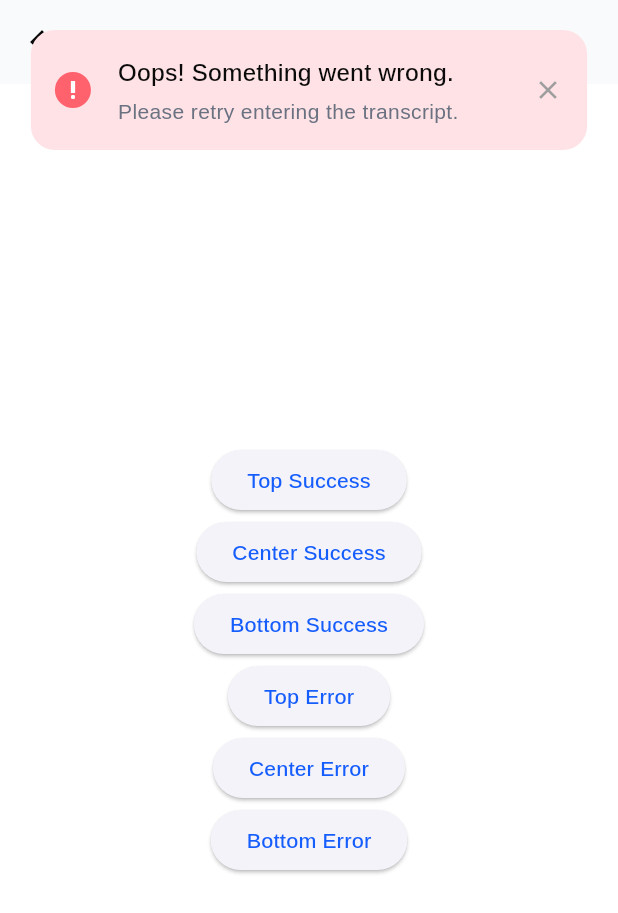
After one commit to studyappreco/reco, a Flutter app: the TestStatusMessage screen opened directly, after a tap on "Top Success", after a tap on "Top Error", on a phone screen of 412 x 824 dp. The commit adds this screen. Shown: the top 913 px of the screen. Run offline on Flutter 3.47's test engine with Material 3 defaults, Android fonts, the phone set to English and light mode, and no system bars; our stand-ins replace appwrite, file_picker, flutter_dotenv, flutter_svg.

Commit message:
add initial status message overlay

```diff
--- a/frontend/lib/main.dart
+++ b/frontend/lib/main.dart
@@ -7,6 +7,7 @@ import 'package:frontend/ui/CreateAccountPage.dart';
 import 'package:frontend/ui/widgets/test_page_widgets/test_widgetButton.dart';
 import 'package:frontend/ui/widgets/test_page_widgets/test_searchfield.dart';
 import 'package:frontend/ui/widgets/test_page_widgets/test_course_card_page.dart';
+import 'package:frontend/ui/widgets/test_page_widgets/test_StatusMessage.dart';
 
 void main() async {
   await dotenv.load(fileName: ".env");
@@ -159,6 +160,17 @@ class _MyHomePageState extends State<MyHomePage> {
               child: const Text("example Course Card"),
             ),
 
+            // shows how to use course card
+            ElevatedButton(
+              onPressed: () {
+                Navigator.push(
+                  context,
+                  MaterialPageRoute(builder: (context) => TestStatusMessage()),
+                );
+              },
+              child: const Text("example StatusMessage"),
+            ),
+
           ],
         ),
       ),
--- a/frontend/lib/theme/colors.dart
+++ b/frontend/lib/theme/colors.dart
@@ -25,6 +25,9 @@ class AppColors{
   static const Color greenLight = Color(0xFFDCFCE7);
   static const Color matchGreen = Color(0xFF00C853);
   static const Color star = Color(0xFFFDC700);
+  static const Color red = Color(0xFFFF616D);
+  static const Color redLight = Color(0xFFFFE2E5);
+
 
   // TODO add more colors
 }
--- /dev/null
+++ b/frontend/lib/ui/widgets/StatusMessage/StatusMessage.dart
@@ -0,0 +1,100 @@
+import 'dart:async';
+import 'package:flutter/material.dart';
+import 'package:frontend/ui/widgets/StatusMessage/StatusMessageCard.dart';
+
+// I have oriented myself on
+// https://blog.stackademic.com/custom-snackbar-toast-in-flutter-9df4ce18bbf6
+// https://medium.com/@artzaneg/creating-an-animated-top-snackbar-in-flutter-without-context-ddd0779acb8a
+
+enum SnackAlignment {
+  TOP,
+  CENTER,
+  BOTTOM,
+}
+
+class StatusMessage {
+  static OverlayEntry? _overlayEntry;
+  static Timer? _timer;
+  static OverlayEntry _createOverlayEntry(
+      String? title, String? message, bool? isError, SnackAlignment alignment) {
+
+    // I will reduce these three options to one after we have selected what we want to use
+    Alignment screenPosition;
+    switch (alignment){
+      case SnackAlignment.TOP:
+        screenPosition = Alignment.topCenter;
+        break;
+      case SnackAlignment.BOTTOM:
+        screenPosition = Alignment.bottomCenter;
+        break;
+      case SnackAlignment.CENTER:
+      default:
+        screenPosition = Alignment.center;
+        break;
+    }
+
+    return OverlayEntry(
+      builder: (context) => Stack(
+        children: [
+          Align(
+            alignment: screenPosition,
+            child: SafeArea(
+              child: Padding(
+                padding: EdgeInsets.all(20.0),
+                child: Material(
+                  type: MaterialType.transparency,
+                  child: ConstrainedBox(
+                    constraints: BoxConstraints(
+                        maxWidth: MediaQuery.of(context).size.width * 0.9),
+                    child: StatusMessageCard(
+                      isError: isError ?? false,
+                      title: title ?? "Info",
+                      message: message ?? "",
+                      onClose: hide,
+                    ),
+                  ),
+                ),
+              ),
+            ),
+          ),
+        ],
+      ),
+    );
+  }
+
+  static void show({
+    String? title,
+    String? message,
+    bool? isError,
+    required BuildContext context,
+    required SnackAlignment alignment,
+  }){
+    if(_overlayEntry != null){
+      _overlayEntry!.remove();
+      _timer?.cancel();
+    }
+
+    _overlayEntry = _createOverlayEntry(title, message, isError, alignment);
+    _insertOverlay(context);
+  }
+
+  static void hide(){
+    if(_overlayEntry != null){
+      _overlayEntry?.remove();
+      _overlayEntry = null;
+    }
+    _timer?.cancel();
+  }
+
+  static void _insertOverlay(BuildContext context) async {
+    Navigator.of(context).overlay!.insert(_overlayEntry!);
+
+    _timer = Timer(const Duration(seconds: 4), (){
+      if(_overlayEntry != null){
+        _overlayEntry?.remove();
+        _overlayEntry = null;
+        _timer?.cancel();
+      }
+    });
+  }
+}
--- /dev/null
+++ b/frontend/lib/ui/widgets/StatusMessage/StatusMessageCard.dart
@@ -0,0 +1,72 @@
+import 'package:flutter/material.dart';
+import 'package:frontend/theme/colors.dart';
+import 'StatusMessageCard_style.dart';
+
+class StatusMessageCard extends StatelessWidget {
+  final bool isError;
+  final String title;
+  final String message;
+  final VoidCallback? onClose;
+
+  const StatusMessageCard({
+    super.key,
+    required this.isError,
+    required this.title,
+    required this.message,
+    this.onClose,
+  });
+
+  @override
+  Widget build(BuildContext context) {
+    final textTheme = Theme.of(context).textTheme;
+    final iconData = isError ? Icons.priority_high : Icons.check;
+
+    return Container(
+      width: double.infinity,
+      padding: EdgeInsets.all(16),
+      decoration: StatusMessageStyles.getCardDecoration(isError),
+      child: Row(
+        crossAxisAlignment: CrossAxisAlignment.center,
+        children: [
+
+          Container(
+            margin: EdgeInsets.only(right: 18),
+            padding: EdgeInsets.all(4),
+            decoration: StatusMessageStyles.getIconDecoration(isError),
+            child: Icon(
+              iconData,
+              color: Colors.white,
+              size: 16,
+            ),
+          ),
+
+          Expanded(
+            child: Column(
+              crossAxisAlignment: CrossAxisAlignment.start,
+              mainAxisSize: MainAxisSize.min,
+              children: [
+                // Title
+                Padding(
+                  padding: EdgeInsets.only(bottom: 4),
+                  child: Text(title, style: textTheme.titleMedium?.copyWith(color: AppColors.textMain)),
+                ),
+                // Text
+                Text(message, style: textTheme.bodyMedium?.copyWith(color: AppColors.textSecondary)),
+              ],
+            ),
+          ),
+
+          // Close Button
+          if(onClose != null)
+            Padding(
+              padding: EdgeInsets.only(left: 12),
+              child: GestureDetector(
+                onTap: onClose,
+                child: Icon(Icons.close, color: AppColors.grey, size: 20),
+              ),
+            ),
+        ],
+      ),
+    );
+  }
+}
--- /dev/null
+++ b/frontend/lib/ui/widgets/StatusMessage/StatusMessageCard_style.dart
@@ -0,0 +1,24 @@
+import 'package:flutter/material.dart';
+import 'package:frontend/theme/colors.dart';
+
+
+class StatusMessageStyles {
+
+  static BoxDecoration getCardDecoration(bool isError){
+    final backgroundColor = isError ? AppColors.redLight : AppColors.greenLight;
+
+    return BoxDecoration(
+      color: backgroundColor,
+      borderRadius: BorderRadius.circular(16),
+    );
+  }
+
+  static BoxDecoration getIconDecoration(bool isError){
+    return BoxDecoration(
+      color: isError ? AppColors.red : AppColors.green,
+      shape: BoxShape.circle,
+    );
+  }
+
+
+}
--- /dev/null
+++ b/frontend/lib/ui/widgets/test_page_widgets/test_StatusMessage.dart
@@ -0,0 +1,98 @@
+import 'package:flutter/material.dart';
+import '../StatusMessage/StatusMessageCard.dart';
+import '../StatusMessage/StatusMessage.dart';
+
+
+// Shows how to use StatusMessage with success and error variants
+class TestStatusMessage extends StatelessWidget {
+  const TestStatusMessage({super.key});
+
+  @override
+  Widget build(BuildContext context) {
+
+    return Scaffold(
+      appBar: AppBar(title: Text("Status Message")),
+      body: Center(
+        child: Padding(
+          padding: EdgeInsets.all(24.0),
+          child: Column(
+            mainAxisAlignment: MainAxisAlignment.center,
+            children: [
+
+
+              ElevatedButton(
+                  onPressed: () {
+                    // That's how you should use it
+                    StatusMessage.show(
+                        context: context,
+                        alignment: SnackAlignment.TOP,
+                        title: "Success!",
+                        message: "Your transcript has been recorded.",
+                        isError: false);
+                  },
+                  child: Text("Top Success")),
+
+              ElevatedButton(
+                  onPressed: () {
+                    StatusMessage.show(
+                        context: context,
+                        alignment: SnackAlignment.CENTER,
+                        title: "Success!",
+                        message: "Your transcript has been recorded.",
+                        isError: false);
+                  },
+                  child: Text("Center Success")),
+
+              ElevatedButton(
+                  onPressed: () {
+                    StatusMessage.show(
+                        context: context,
+                        alignment: SnackAlignment.BOTTOM,
+                        title: "Success!",
+                        message: "Your transcript has been recorded.",
+                        isError: false);
+                  },
+                  child: Text("Bottom Success")),
+
+
+
+              ElevatedButton(
+                  onPressed: () {
+                    StatusMessage.show(
+                        context: context,
+                        alignment: SnackAlignment.TOP,
+                        title: "Oops! Something went wrong. ",
+                        message: "Please retry entering the transcript.",
+                        isError: true);
+                  },
+                  child: Text("Top Error")),
+
+              ElevatedButton(
+                  onPressed: () {
+                    StatusMessage.show(
+                        context: context,
+                        alignment: SnackAlignment.CENTER,
+                        title: "Oops! Something went wrong. ",
+                        message: "Please retry entering the transcript.",
+                        isError: true);
+                  },
+                  child: Text("Center Error")),
+
+              ElevatedButton(
+                  onPressed: () {
+                    StatusMessage.show(
+                        context: context,
+                        alignment: SnackAlignment.BOTTOM,
+                        title: "Oops! Something went wrong. ",
+                        message: "Please retry entering the transcript.",
+                        isError: true);
+                  },
+                  child: Text("Bottom Error")),
+
+            ],
+          ),
+        ),
+      ),
+    );
+  }
+}
```
